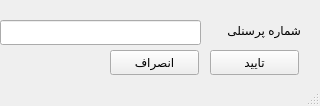
Qt form personel_search.ui (Lowyiiii/201T) before a commit.
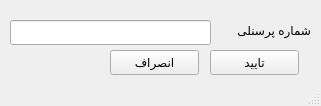
The same form after that commit.

What changed in the file:
```diff
--- a/personel_search.ui
+++ b/personel_search.ui
@@ -6,7 +6,7 @@
    <rect>
     <x>0</x>
     <y>0</y>
-    <width>320</width>
+    <width>321</width>
     <height>106</height>
    </rect>
   </property>
@@ -17,7 +17,7 @@
    <widget class="QLineEdit" name="lineEdit">
     <property name="geometry">
      <rect>
-      <x>0</x>
+      <x>10</x>
       <y>20</y>
       <width>201</width>
       <height>25</height>
@@ -27,7 +27,7 @@
    <widget class="QLabel" name="label">
     <property name="geometry">
      <rect>
-      <x>200</x>
+      <x>210</x>
       <y>20</y>
       <width>101</width>
       <height>20</height>
```
